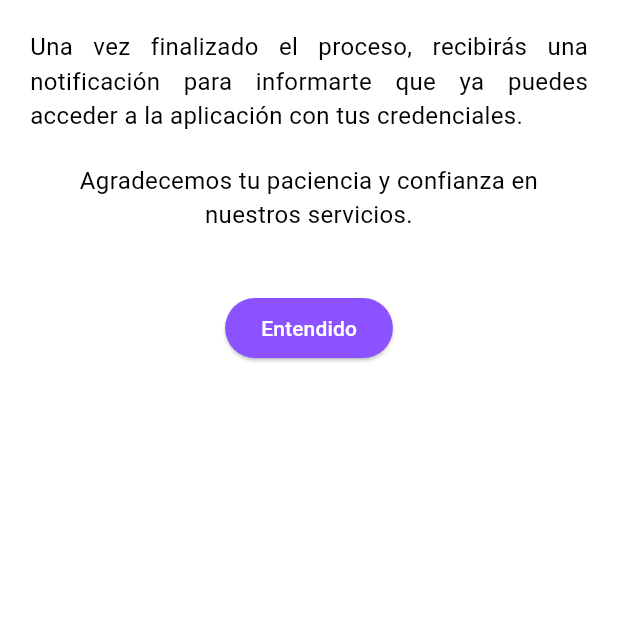
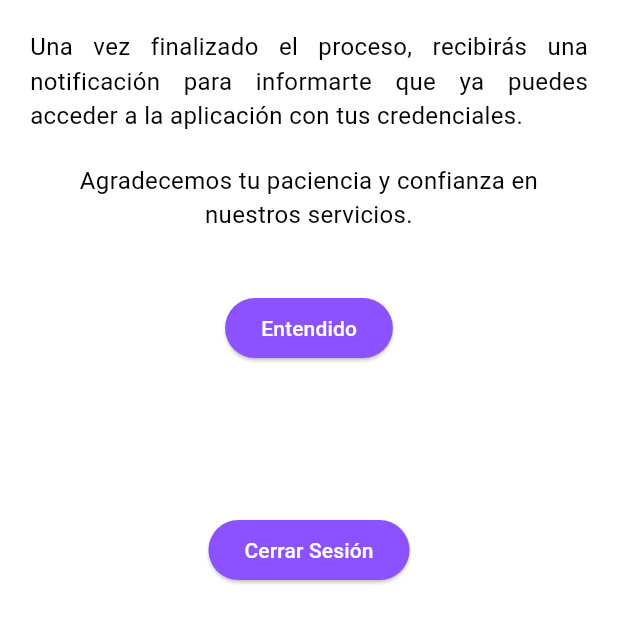
Before and after one commit to johnBernal1974/tuProcesoYa, a Flutter app: the EstamosValidandoPage screen opened by its route, on a phone screen of 412 x 824 dp, the part 431-1075 px from its top. Run offline on Flutter 3.47's test engine with Material 3 defaults, Android fonts, the phone set to English and light mode, and no system bars; our stand-ins replace cached_network_image, cloud_firestore, file_picker, firebase_auth, firebase_core, firebase_storage and 2 more; missing offline and left inert: dart:html; accounts and stored records are empty.

Commit message:
añadido nuevo icono de aplicacion, inclusion boton de cerrar sesion en pagina de estamos validando

```diff
--- a/lib/Pages/administrador/atender_derecho_peticion_admin/atender_derecho_peticion_admin.dart
+++ b/lib/Pages/administrador/atender_derecho_peticion_admin/atender_derecho_peticion_admin.dart
@@ -396,9 +396,8 @@ class _AtenderDerechoPeticionPageState extends State<AtenderDerechoPeticionPage>
                   setState(() {
                     _guardarDatosEnVariables();
                   });
-
                 },
-                child: const Text("Guardar datos"),
+                child: const Text("Cargar vista previa"),
               ),
               const SizedBox(width: 50),
               if(_mostrarBotonVistaPrevia)
--- a/lib/Pages/client/estamos_validando/estamos_validando.dart
+++ b/lib/Pages/client/estamos_validando/estamos_validando.dart
@@ -1,9 +1,20 @@
 import 'package:flutter/material.dart';
+import 'package:tuprocesoya/providers/auth_provider.dart';
 import 'package:tuprocesoya/src/colors/colors.dart';
+import 'package:firebase_auth/firebase_auth.dart';
 
 import '../../splash/splash.dart';
 
-class EstamosValidandoPage extends StatelessWidget {
+class EstamosValidandoPage extends StatefulWidget {
+
+
+  @override
+  State<EstamosValidandoPage> createState() => _EstamosValidandoPageState();
+}
+
+class _EstamosValidandoPageState extends State<EstamosValidandoPage> {
+
+  final MyAuthProvider _authProvider = MyAuthProvider();
   @override
   Widget build(BuildContext context) {
     return Scaffold(
@@ -58,7 +69,21 @@ class EstamosValidandoPage extends StatelessWidget {
                   },
                   child: const Text('Entendido'),
                 ),
-                const SizedBox(height: 10),
+                const SizedBox(height: 100),
+                ElevatedButton(
+                  style: ElevatedButton.styleFrom(
+                    backgroundColor: Theme.of(context).primaryColor, // Fondo en color primary
+                    foregroundColor: Colors.white, // Texto en blanco
+                  ),
+                  onPressed: () async {
+                    await _authProvider.signOut();
+                    if(context.mounted){
+                      Navigator.of(context).pop();
+                      Navigator.pushNamedAndRemoveUntil(context, 'login', (Route<dynamic> route) => false);
+                    }
+                  },
+                  child: const Text('Cerrar Sesión'),
+                ),
               ],
             ),
           ),
```
Also changed, not shown: pubspec.yaml (+5 -5 lines), assets/images/icono_tu_proceso_ya2.png (added), 41 other files.
